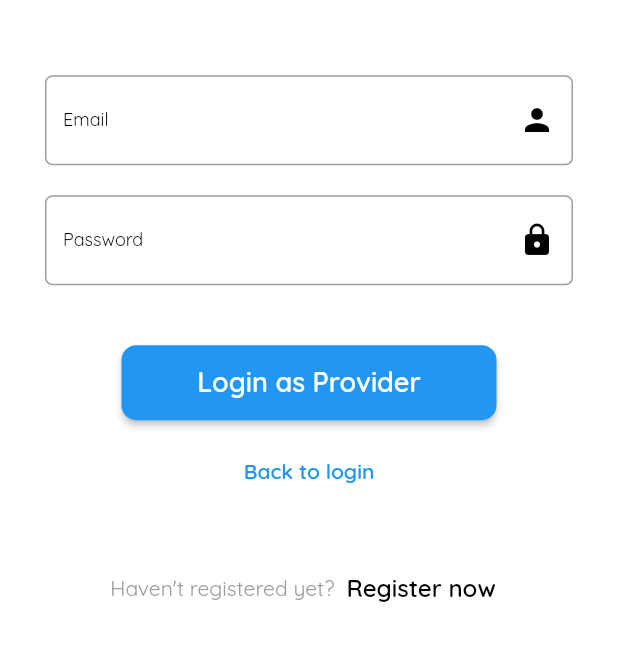
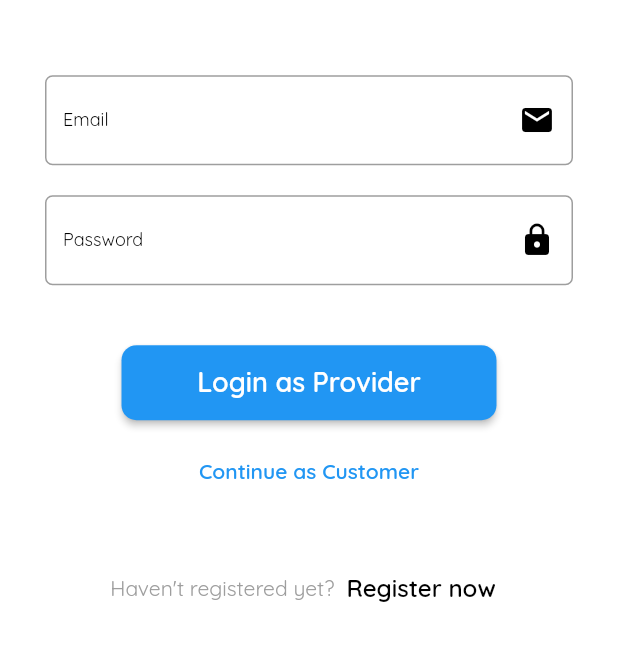
Before and after one commit to Lans12345/Example_code, a Flutter app: the screen it shows after launch, after a tap on "Continue as Service Provider", on a phone screen of 412 x 824 dp, the part 427-1088 px from its top. Run offline on Flutter 3.47's test engine with Material 2 defaults, Android fonts, the phone set to English and light mode, and no system bars; our stand-ins replace cloud_firestore, firebase_auth, firebase_core, firebase_storage, fluttertoast, geolocator and 3 more; accounts and stored records are empty.

Commit message:
initial revision

```diff
--- a/lib/auth/login_page.dart.dart
+++ b/lib/auth/login_page.dart.dart
@@ -36,7 +36,7 @@ class _LoginPageState extends State<LoginPage> {
                   },
                   decoration: InputDecoration(
                     suffixIcon: const Icon(
-                      Icons.person,
+                      Icons.email,
                       color: Colors.black,
                     ),
                     fillColor: Colors.white,
--- a/lib/auth/providers/provider_login.dart
+++ b/lib/auth/providers/provider_login.dart
@@ -36,7 +36,7 @@ class _ProviderLoginState extends State<ProviderLogin> {
                   },
                   decoration: InputDecoration(
                     suffixIcon: const Icon(
-                      Icons.person,
+                      Icons.email,
                       color: Colors.black,
                     ),
                     fillColor: Colors.white,
@@ -148,7 +148,9 @@ class _ProviderLoginState extends State<ProviderLogin> {
                       builder: (context) => const LoginPage()));
                 },
                 child: TextBold(
-                    text: 'Back to login', fontSize: 14, color: Colors.blue),
+                    text: 'Continue as Customer',
+                    fontSize: 14,
+                    color: Colors.blue),
               ),
               const SizedBox(
                 height: 30,
```
